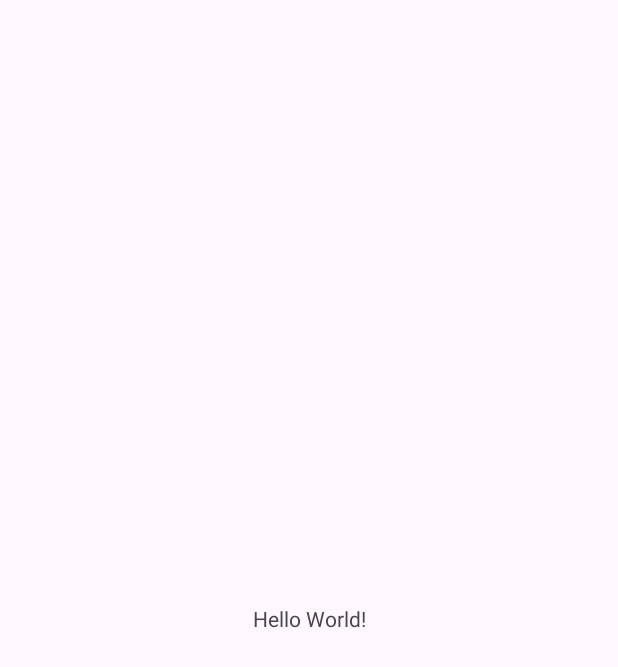
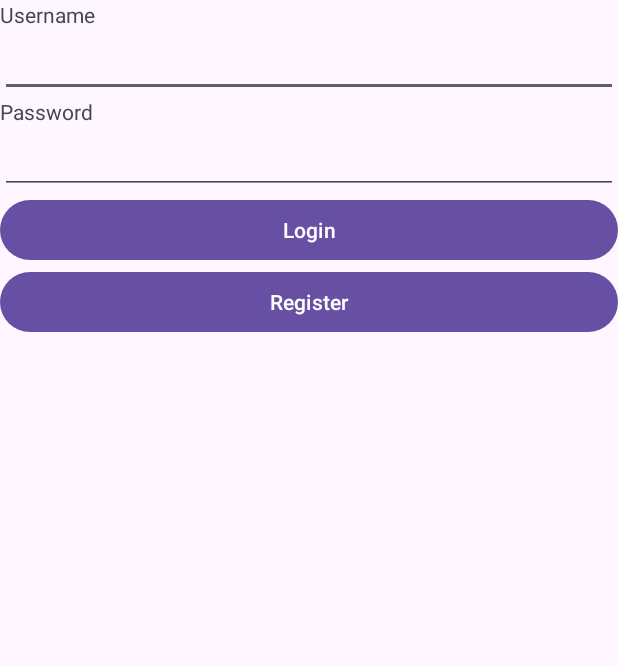
Before and after one commit to Oprea-Calin/GoPet, an Android app: the screen it shows after launch (MainActivity), on a phone screen of 412 x 824 dp. Before the commit the part shown is almost empty. Shown: the top 667 px of the screen. Run offline under Robolectric (Android 15) with nearby library versions, the phone set to English and light mode, and no system bars.

Commit message:
clean build
+Login/Register Views

```diff
--- a/app/src/main/AndroidManifest.xml
+++ b/app/src/main/AndroidManifest.xml
@@ -13,6 +13,9 @@
         android:theme="@style/Theme.GoPet"
         tools:targetApi="31">
         <activity
+            android:name=".Register"
+            android:exported="false" />
+        <activity
             android:name=".MainActivity"
             android:exported="true">
             <intent-filter>
--- a/app/src/main/java/com/example/gopet/MainActivity.java
+++ b/app/src/main/java/com/example/gopet/MainActivity.java
@@ -1,6 +1,10 @@
 package com.example.gopet;
 
+import android.content.Intent;
 import android.os.Bundle;
+import android.view.View;
+import android.widget.EditText;
+import android.widget.Button;
 
 import androidx.activity.EdgeToEdge;
 import androidx.appcompat.app.AppCompatActivity;
@@ -10,15 +14,39 @@ import androidx.core.view.WindowInsetsCompat;
 
 public class MainActivity extends AppCompatActivity {
 
+    EditText editUsernameLog , editPasswordLog;
+    Button btnLogin, btnRegister;
+
+
+
     @Override
     protected void onCreate(Bundle savedInstanceState) {
         super.onCreate(savedInstanceState);
         EdgeToEdge.enable(this);
         setContentView(R.layout.activity_main);
+
+        editUsernameLog = findViewById(R.id.inUsername);
+        editPasswordLog = findViewById(R.id.inPassword);
+        btnLogin = findViewById(R.id.btnLogin);
+        btnRegister = findViewById(R.id.btnRegister);
         ViewCompat.setOnApplyWindowInsetsListener(findViewById(R.id.main), (v, insets) -> {
             Insets systemBars = insets.getInsets(WindowInsetsCompat.Type.systemBars());
             v.setPadding(systemBars.left, systemBars.top, systemBars.right, systemBars.bottom);
             return insets;
+
         });
+
+        btnRegister.setOnClickListener(new View.OnClickListener() {
+            @Override
+            public void onClick (View view)
+            {
+                Intent i = new Intent(MainActivity.this, Register.class);
+                startActivity(i);
+
+            }
+        });
+
+
+
     }
 }
--- a/app/src/main/res/layout/activity_main.xml
+++ b/app/src/main/res/layout/activity_main.xml
@@ -1,19 +1,58 @@
 <?xml version="1.0" encoding="utf-8"?>
-<androidx.constraintlayout.widget.ConstraintLayout xmlns:android="http://schemas.android.com/apk/res/android"
+<LinearLayout xmlns:android="http://schemas.android.com/apk/res/android"
     xmlns:app="http://schemas.android.com/apk/res-auto"
     xmlns:tools="http://schemas.android.com/tools"
     android:id="@+id/main"
     android:layout_width="match_parent"
     android:layout_height="match_parent"
+    android:orientation="vertical"
     tools:context=".MainActivity">
 
+
+
+
     <TextView
-        android:layout_width="wrap_content"
+        android:id="@+id/textView"
+        android:layout_width="match_parent"
         android:layout_height="wrap_content"
-        android:text="Hello World!"
-        app:layout_constraintBottom_toBottomOf="parent"
-        app:layout_constraintEnd_toEndOf="parent"
-        app:layout_constraintStart_toStartOf="parent"
-        app:layout_constraintTop_toTopOf="parent" />
+        android:text="Username" />
 
-</androidx.constraintlayout.widget.ConstraintLayout>
+    <EditText
+        android:id="@+id/inUsername"
+        android:layout_width="match_parent"
+        android:layout_height="wrap_content"
+        android:ems="10"
+        android:inputType="text" />
+
+    <TextView
+        android:id="@+id/textView2"
+        android:layout_width="match_parent"
+        android:layout_height="wrap_content"
+        android:text="Password" />
+
+    <EditText
+        android:id="@+id/inPassword"
+        android:layout_width="match_parent"
+        android:layout_height="wrap_content"
+        android:ems="10"
+        android:inputType="textPassword" />
+
+    <Button
+        android:id="@+id/btnLogin"
+        android:layout_width="match_parent"
+        android:layout_height="wrap_content"
+        android:text="Login" />
+
+    <Button
+        android:id="@+id/btnRegister"
+        android:layout_width="match_parent"
+        android:layout_height="wrap_content"
+        android:text="Register" />
+
+    <TextView
+        android:id="@+id/txtLog"
+        android:layout_width="match_parent"
+        android:layout_height="wrap_content"
+        android:text="" />
+
+</LinearLayout>
--- a/app/src/main/res/values-night/themes.xml
+++ b/app/src/main/res/values-night/themes.xml
@@ -1,4 +1,4 @@
-<resources xmlns:tools="http://schemas.android.com/tools">
+<resources>
     <!-- Base application theme. -->
     <style name="Base.Theme.GoPet" parent="Theme.Material3.DayNight.NoActionBar">
         <!-- Customize your dark theme here. -->
--- a/app/src/main/res/values/themes.xml
+++ b/app/src/main/res/values/themes.xml
@@ -1,4 +1,4 @@
-<resources xmlns:tools="http://schemas.android.com/tools">
+<resources>
     <!-- Base application theme. -->
     <style name="Base.Theme.GoPet" parent="Theme.Material3.DayNight.NoActionBar">
         <!-- Customize your light theme here. -->
```
Also changed, not shown: app/src/main/java/com/example/gopet/Register.java (added, +24 -0 lines), app/src/main/res/layout/activity_register.xml (added, +10 -0 lines), 61 other files.
